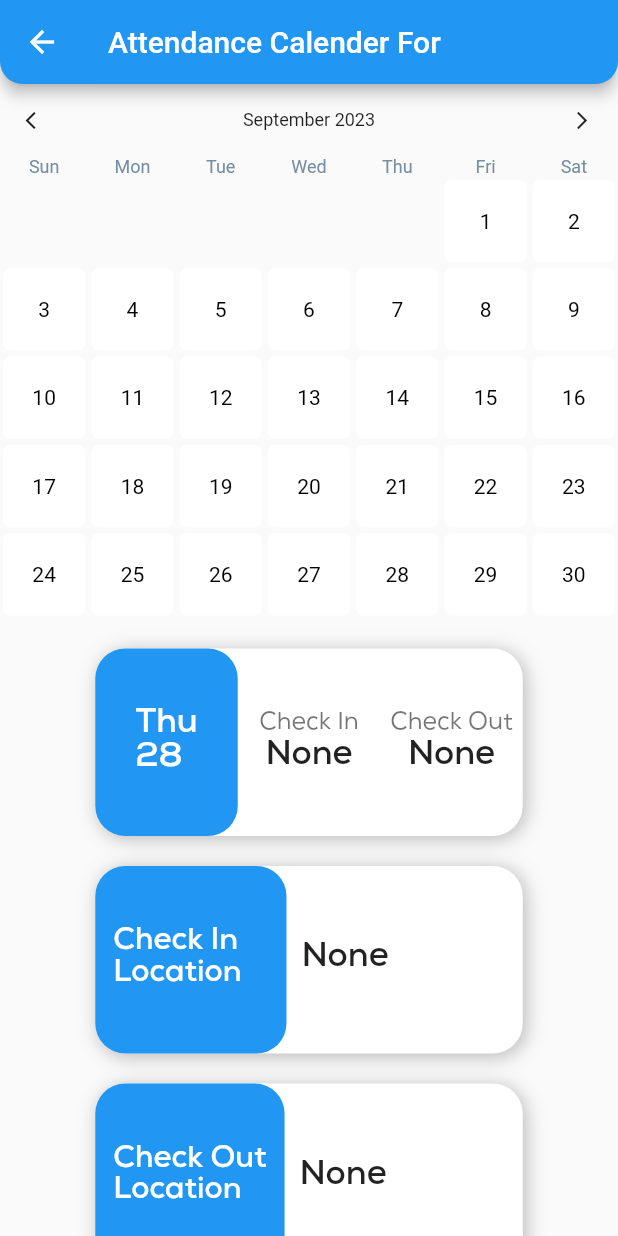
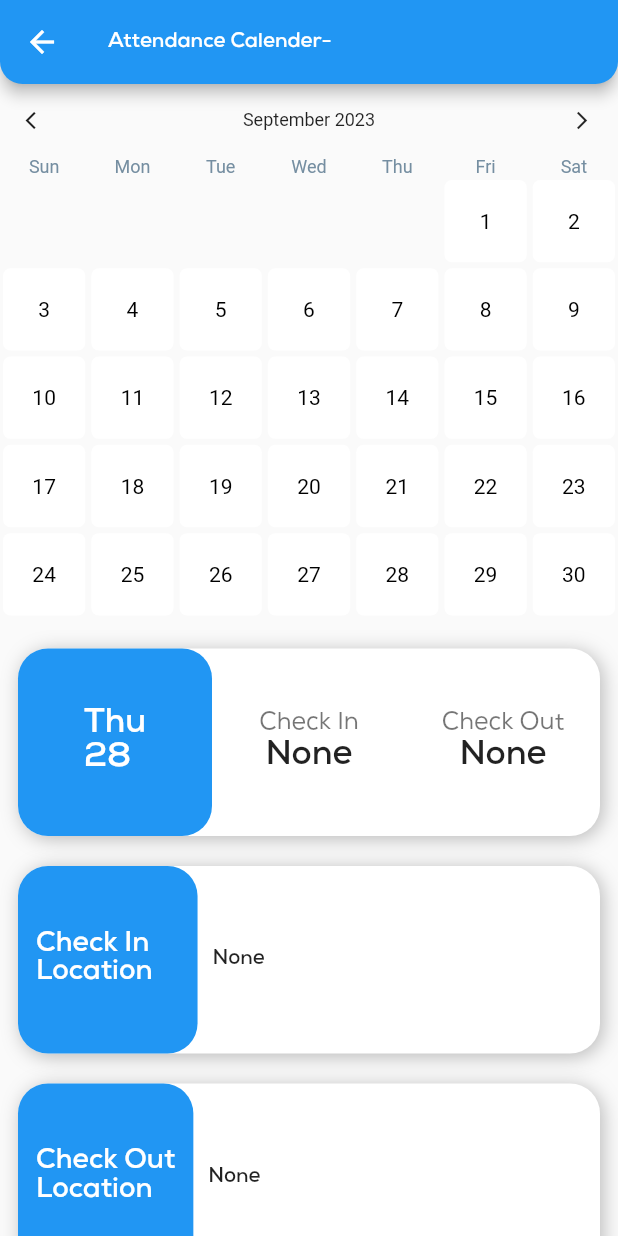
Before and after one commit to anujyadav140/Artisan, a Flutter app: the MyHeatMapCalendar screen opened directly with empty values, on a phone screen of 412 x 824 dp. Run offline on Flutter 3.47's test engine with Material 2 defaults, Android fonts, the phone set to English and light mode, and no system bars; our stand-ins replace cloud_firestore, firebase_auth, firebase_core, firebase_storage, fl_chart, flutter_heatmap_calendar and 11 more; missing offline and left inert: flutter_barcode_scanner, month_year_picker, whatsapp_unilink; accounts and stored records are empty.

Commit message:
fixed for font sizes

```diff
--- a/lib/components/heat_map.dart
+++ b/lib/components/heat_map.dart
@@ -60,7 +60,13 @@ class _MyHeatMapCalendarState extends State<MyHeatMapCalendar> {
     screenWidth = MediaQuery.of(context).size.width;
     return Scaffold(
       appBar: AppBar(
-        title: Text('Attendance Calender For ${widget.name}'),
+        title: Text(
+          'Attendance Calender-${widget.name}',
+          style: TextStyle(
+            fontFamily: "NexaBold",
+            fontSize: kIsWeb ? 25 : screenWidth / 30,
+          ),
+        ),
         shape: const RoundedRectangleBorder(
           borderRadius: BorderRadius.vertical(
             bottom: Radius.circular(15), // Rounded bottom edges
@@ -75,8 +81,8 @@ class _MyHeatMapCalendarState extends State<MyHeatMapCalendar> {
               child: SizedBox(
                 width: kIsWeb
                     ? MediaQuery.of(context).size.width < 960
-                        ? MediaQuery.of(context).size.width * 0.65
-                        : MediaQuery.of(context).size.width * 0.35
+                        ? MediaQuery.of(context).size.width * 0.80
+                        : MediaQuery.of(context).size.width * 0.40
                     : null,
                 child: HeatMapCalendar(
                   defaultColor: Colors.white,
@@ -116,11 +122,11 @@ class _MyHeatMapCalendarState extends State<MyHeatMapCalendar> {
                   ? MediaQuery.of(context).size.width < 960
                       ? MediaQuery.of(context).size.width * 0.90
                       : MediaQuery.of(context).size.width * 0.60
-                  : MediaQuery.of(context).size.width * 0.75,
+                  : null,
               child: Column(
                 children: [
                   Container(
-                    margin: EdgeInsets.only(top: 20, left: 12, right: 12),
+                    margin: const EdgeInsets.only(top: 20, left: 12, right: 12),
                     height: 125,
                     decoration: const BoxDecoration(
                       color: Colors.white,
@@ -139,10 +145,10 @@ class _MyHeatMapCalendarState extends State<MyHeatMapCalendar> {
                       children: [
                         Expanded(
                           child: Container(
-                            decoration: BoxDecoration(
+                            decoration: const BoxDecoration(
                               color: Colors.blue,
                               borderRadius:
-                                  const BorderRadius.all(Radius.circular(20)),
+                                  BorderRadius.all(Radius.circular(20)),
                             ),
                             child: Center(
                               child: Text(
@@ -205,7 +211,7 @@ class _MyHeatMapCalendarState extends State<MyHeatMapCalendar> {
                     ),
                   ),
                   Container(
-                    margin: EdgeInsets.only(top: 20, left: 12, right: 12),
+                    margin: const EdgeInsets.only(top: 20, left: 12, right: 12),
                     height: 125,
                     decoration: const BoxDecoration(
                       color: Colors.white,
@@ -224,10 +230,9 @@ class _MyHeatMapCalendarState extends State<MyHeatMapCalendar> {
                       children: [
                         Container(
                           margin: const EdgeInsets.only(right: 10.0),
-                          decoration: BoxDecoration(
+                          decoration: const BoxDecoration(
                             color: Colors.blue,
-                            borderRadius:
-                                const BorderRadius.all(Radius.circular(20)),
+                            borderRadius: BorderRadius.all(Radius.circular(20)),
                           ),
                           child: Center(
                             child: Padding(
@@ -237,7 +242,7 @@ class _MyHeatMapCalendarState extends State<MyHeatMapCalendar> {
                                 "Check In\nLocation",
                                 style: TextStyle(
                                   fontFamily: "NexaBold",
-                                  fontSize: kIsWeb ? 20 : screenWidth / 20,
+                                  fontSize: kIsWeb ? 20 : screenWidth / 22,
                                   color: Colors.white,
                                 ),
                               ),
@@ -249,7 +254,7 @@ class _MyHeatMapCalendarState extends State<MyHeatMapCalendar> {
                             checkInLocation == "" ? "None" : checkInLocation,
                             style: TextStyle(
                               fontFamily: "NexaBold",
-                              fontSize: kIsWeb ? 18 : screenWidth / 18,
+                              fontSize: kIsWeb ? 18 : screenWidth / 30,
                             ),
                           ),
                         ),
@@ -257,7 +262,7 @@ class _MyHeatMapCalendarState extends State<MyHeatMapCalendar> {
                     ),
                   ),
                   Container(
-                    margin: EdgeInsets.only(
+                    margin: const EdgeInsets.only(
                         top: 20, left: 12, right: 12, bottom: 20),
                     height: 125,
                     decoration: const BoxDecoration(
@@ -277,10 +282,9 @@ class _MyHeatMapCalendarState extends State<MyHeatMapCalendar> {
                       children: [
                         Container(
                           margin: const EdgeInsets.only(right: 10.0),
-                          decoration: BoxDecoration(
+                          decoration: const BoxDecoration(
                             color: Colors.blue,
-                            borderRadius:
-                                const BorderRadius.all(Radius.circular(20)),
+                            borderRadius: BorderRadius.all(Radius.circular(20)),
                           ),
                           child: Center(
                             child: Padding(
@@ -290,7 +294,7 @@ class _MyHeatMapCalendarState extends State<MyHeatMapCalendar> {
                                 "Check Out\nLocation",
                                 style: TextStyle(
                                   fontFamily: "NexaBold",
-                                  fontSize: kIsWeb ? 20 : screenWidth / 20,
+                                  fontSize: kIsWeb ? 20 : screenWidth / 22,
                                   color: Colors.white,
                                 ),
                               ),
@@ -302,7 +306,7 @@ class _MyHeatMapCalendarState extends State<MyHeatMapCalendar> {
                             checkOutLocation == "" ? "None" : checkOutLocation,
                             style: TextStyle(
                               fontFamily: "NexaBold",
-                              fontSize: kIsWeb ? 18 : screenWidth / 18,
+                              fontSize: kIsWeb ? 18 : screenWidth / 30,
                             ),
                           ),
                         ),
```
